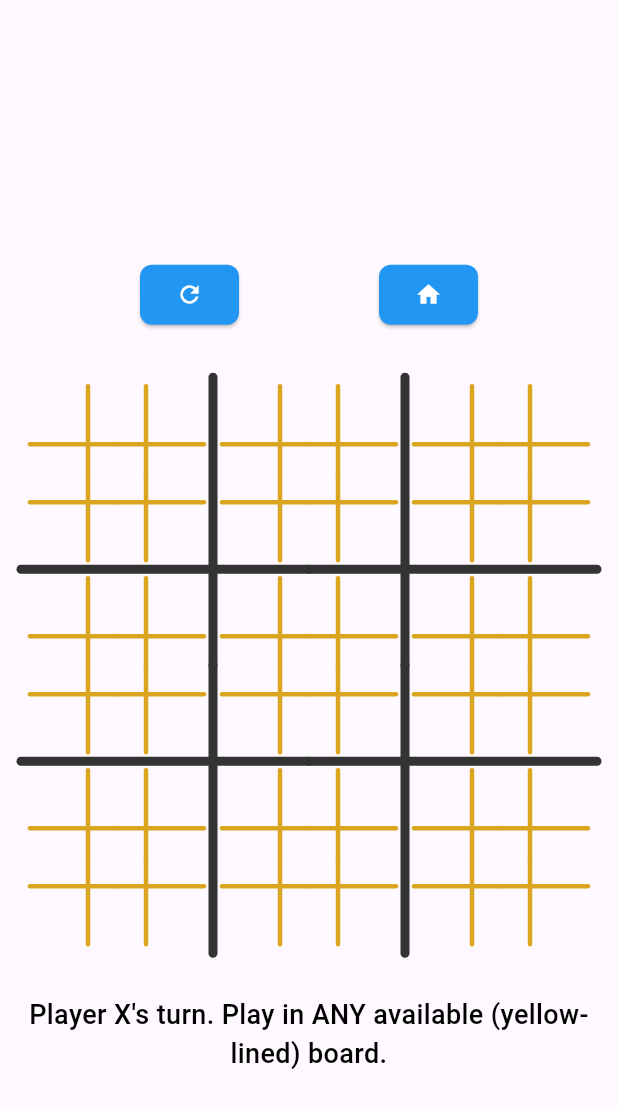
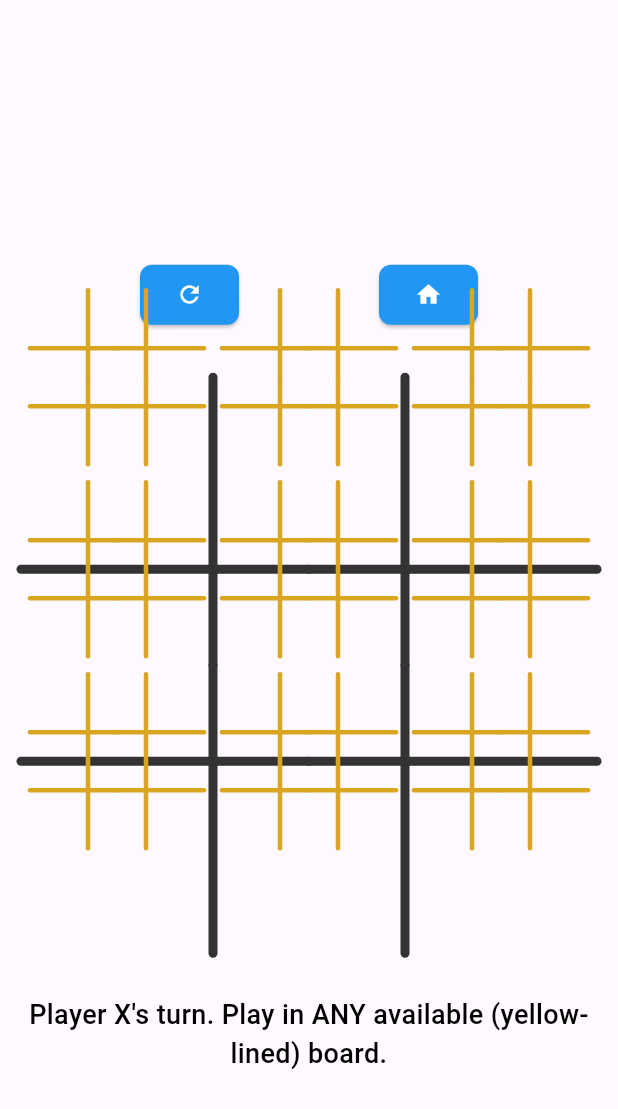
Before and after one commit to Suyash23/upgraded-palm-tree, a Flutter app: the HomeScreen screen opened by its route, on a phone screen of 412 x 824 dp. Shown: the top 1109 px of the screen. Run offline on Flutter 3.47's test engine with Material 3 defaults, Android fonts, the phone set to English and light mode, and no system bars.

Commit message:
Fix: Apply speculative upward translation to mini-board GridView
Addresses your feedback that the grid of mini-boards and the
super-winning-line were misaligned, with the mini-boards appearing
too low (bottom row half-clipped) and the super-winning-line appearing
too high relative to the mini-boards.

This change applies a `Transform.translate` to the `GridView.builder`
(which contains the `MiniBoardWidget`s) within the `SuperBoardWidget`.
The GridView is shifted upwards by `currentBoardSize.height / 6`
(equivalent to half the height of a mini-board cell).

This is a speculative fix based on the described visual offset.
If correct, it should align the mini-boards with the super-grid lines
and the super-winning-line painter. Further investigation might be
needed if this doesn't resolve the issue or if the root cause of
the original offset needs to be determined.

```diff
--- a/lib/widgets/super_board_widget.dart
+++ b/lib/widgets/super_board_widget.dart
@@ -208,9 +208,11 @@ class _SuperBoardWidgetState extends State<SuperBoardWidget>
                   progress: _mainGridAnimation.value,
                   gridColor: scheme.superGridColor,
                 ),
-                child: GridView.builder(
-                  physics: const NeverScrollableScrollPhysics(),
-                  gridDelegate: const SliverGridDelegateWithFixedCrossAxisCount(crossAxisCount: 3),
+                child: Transform.translate(
+                  offset: Offset(0, -currentBoardSize.height / 6),
+                  child: GridView.builder(
+                    physics: const NeverScrollableScrollPhysics(),
+                    gridDelegate: const SliverGridDelegateWithFixedCrossAxisCount(crossAxisCount: 3),
                   itemCount: 9,
                   itemBuilder: (context, index) {
                     String? boardStatus = gameState.superBoardState[index];
@@ -225,6 +227,7 @@ class _SuperBoardWidgetState extends State<SuperBoardWidget>
                       ),
                     );
                   },
+                  ),
                 ),
               ),
             ),
```
